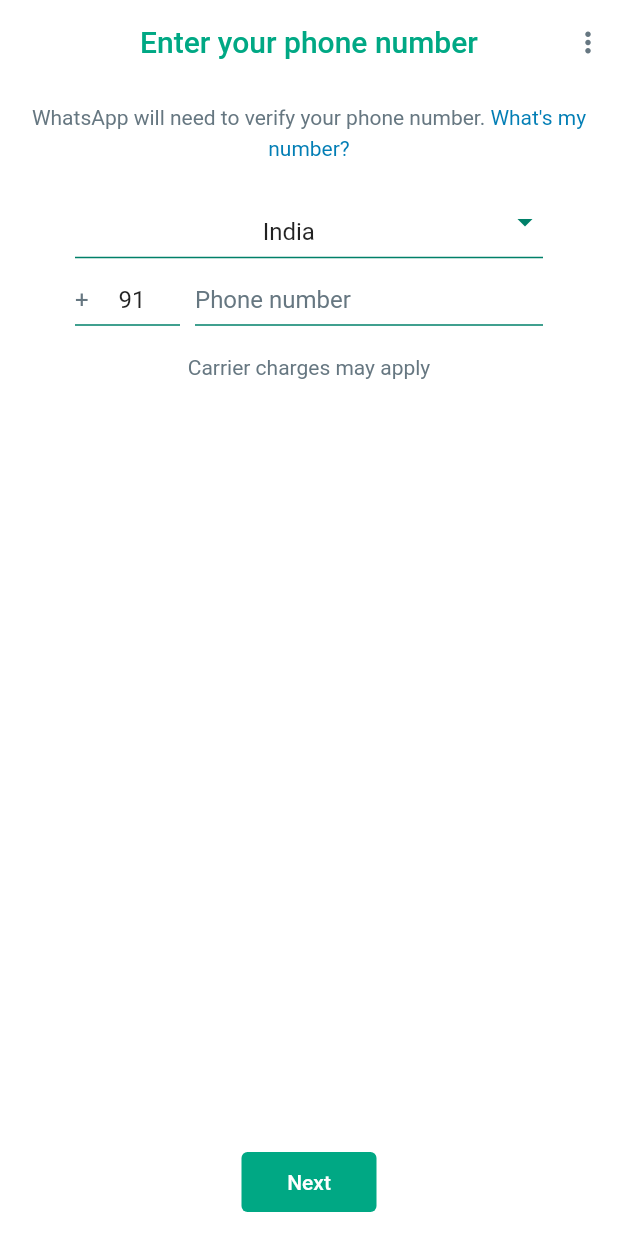
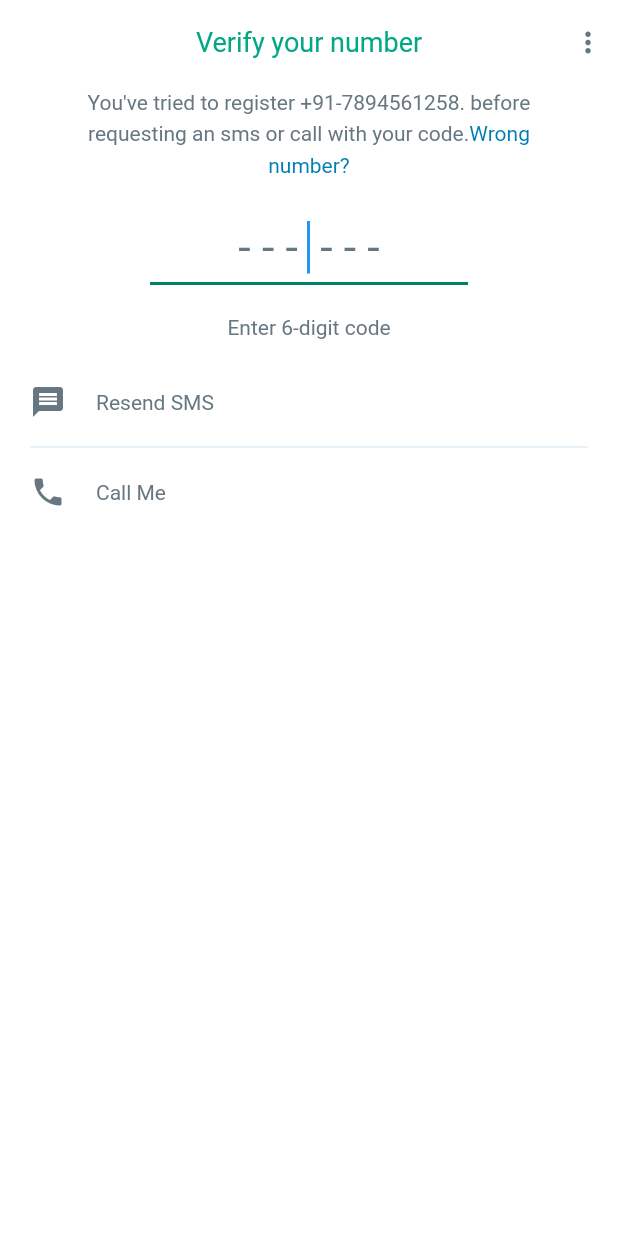
Before and after one commit to gitcoder-23/flutter_whatsapp_fb, a Flutter app: the screen it shows after launch, on a phone screen of 412 x 824 dp. Run offline on Flutter 3.47's test engine with Material 2 defaults, Android fonts, the phone set to English and light mode, and no system bars; our stand-ins replace country_picker.

Commit message:
verification screen ready

```diff
--- a/Help.txt
+++ b/Help.txt
@@ -20,7 +20,7 @@
 https://youtube.com/playlist?list=PLKVW6d8dj19TgglsvNcWq0OzKXUMZtUqL
 
 
-Part- 4 (12: 03)
+Part- 5
 
 
 
--- a/lib/common/theme/dark_theme.dart
+++ b/lib/common/theme/dark_theme.dart
@@ -11,6 +11,7 @@
     scaffoldBackgroundColor: mainBackgroundDark,
     extensions: [CustomThemeExtension.darkMode],
     appBarTheme: AppBarTheme(
+      titleTextStyle: const TextStyle(fontSize: 18),
       systemOverlayStyle: SystemUiOverlayStyle(
         statusBarColor: kTransparent,
         statusBarIconBrightness: Brightness.light,
--- a/lib/common/theme/light_theme.dart
+++ b/lib/common/theme/light_theme.dart
@@ -12,6 +12,7 @@
     extensions: [CustomThemeExtension.lightMode],
 
     appBarTheme: AppBarTheme(
+      titleTextStyle: const TextStyle(fontSize: 18),
       systemOverlayStyle: SystemUiOverlayStyle(
         statusBarColor: kTransparent,
         statusBarIconBrightness: Brightness.dark,
--- a/lib/main.dart
+++ b/lib/main.dart
@@ -1,7 +1,7 @@
 import 'package:flutter/material.dart';
 import 'package:flutter_whatsapp_fb/common/theme/dark_theme.dart';
 import 'package:flutter_whatsapp_fb/common/theme/light_theme.dart';
-import 'package:flutter_whatsapp_fb/pages/auth/login_page.dart';
+import 'package:flutter_whatsapp_fb/pages/auth/verification_page.dart';
 
 void main() {
   runApp(const MyApp());
@@ -22,7 +22,7 @@
       theme: lightTheme(),
       darkTheme: darkTheme(),
       themeMode: ThemeMode.system,
-      home: const LoginPage(),
+      home: const VerificationPage(),
     );
   }
 }
--- /dev/null
+++ b/lib/pages/auth/verification_page.dart
@@ -0,0 +1,151 @@
+// ignore_for_file: deprecated_member_use
+
+import 'package:flutter/material.dart';
+import 'package:flutter_whatsapp_fb/common/extension/custom_theme_extension.dart';
+import 'package:flutter_whatsapp_fb/widgets/custom_icon_button.dart';
+import 'package:flutter_whatsapp_fb/widgets/custom_text_field.dart';
+
+class VerificationPage extends StatefulWidget {
+  const VerificationPage({super.key});
+
+  @override
+  State<VerificationPage> createState() => _VerificationPageState();
+}
+
+class _VerificationPageState extends State<VerificationPage> {
+  late TextEditingController codeController;
+
+  @override
+  void initState() {
+    codeController = TextEditingController();
+    super.initState();
+  }
+
+  @override
+  void dispose() {
+    codeController.dispose();
+    super.dispose();
+  }
+
+  @override
+  Widget build(BuildContext context) {
+    return Scaffold(
+      appBar: AppBar(
+        backgroundColor: Theme.of(context).backgroundColor,
+        elevation: 0.0,
+        title: Text(
+          'Verify your number',
+          style: TextStyle(
+            color: context.theme.authAppbarTextColor,
+          ),
+        ),
+        centerTitle: true,
+        actions: [
+          CustomIconButton(
+            onIconBtnTap: () {},
+            icon: Icons.more_vert,
+          ),
+        ],
+      ),
+      body: SingleChildScrollView(
+        padding: const EdgeInsets.symmetric(horizontal: 20),
+        child: Column(
+          children: [
+            Padding(
+              padding: const EdgeInsets.symmetric(horizontal: 10),
+              child: RichText(
+                textAlign: TextAlign.center,
+                text: TextSpan(
+                  style: TextStyle(color: context.theme.greyColor, height: 1.5),
+                  children: [
+                    const TextSpan(
+                      text:
+                          "You've tried to register +91-7894561258. before requesting an sms or call with your code.",
+                    ),
+                    TextSpan(
+                      text: "Wrong number?",
+                      style: TextStyle(
+                        color: context.theme.blueColor,
+                      ),
+                    ),
+                  ],
+                ),
+              ),
+            ),
+            const SizedBox(
+              height: 20,
+            ),
+            Container(
+              padding: const EdgeInsets.symmetric(
+                horizontal: 80,
+              ),
+              child: CustomTextField(
+                controller: codeController,
+                hintText: '- - -  - - -',
+                fontSize: 30,
+                autoFocus: true,
+                keyboardType: TextInputType.number,
+                onChanged: (value) {},
+              ),
+            ),
+            const SizedBox(
+              height: 20,
+            ),
+            Text(
+              'Enter 6-digit code',
+              style: TextStyle(
+                color: context.theme.greyColor,
+              ),
+            ),
+            const SizedBox(
+              height: 30,
+            ),
+            Row(
+              children: [
+                Icon(
+                  Icons.message,
+                  color: context.theme.greyColor,
+                ),
+                const SizedBox(
+                  width: 20,
+                ),
+                Text(
+                  'Resend SMS',
+                  style: TextStyle(
+                    color: context.theme.greyColor,
+                  ),
+                ),
+              ],
+            ),
+            const SizedBox(
+              height: 10,
+            ),
+            Divider(
+              color: context.theme.blueColor?.withOpacity(0.2),
+            ),
+            const SizedBox(
+              height: 10,
+            ),
+            Row(
+              children: [
+                Icon(
+                  Icons.phone,
+                  color: context.theme.greyColor,
+                ),
+                const SizedBox(
+                  width: 20,
+                ),
+                Text(
+                  'Call Me',
+                  style: TextStyle(
+                    color: context.theme.greyColor,
+                  ),
+                ),
+              ],
+            ),
+          ],
+        ),
+      ),
+    );
+  }
+}
--- a/lib/widgets/custom_text_field.dart
+++ b/lib/widgets/custom_text_field.dart
@@ -35,6 +35,8 @@
     return TextFormField(
       onTap: onTap,
       onChanged: onChanged,
+      style: TextStyle(fontSize: fontSize),
+      autofocus: autoFocus ?? false,
       controller: controller,
       readOnly: readOnly ?? false,
       textAlign: textAlign ?? TextAlign.center,
```
